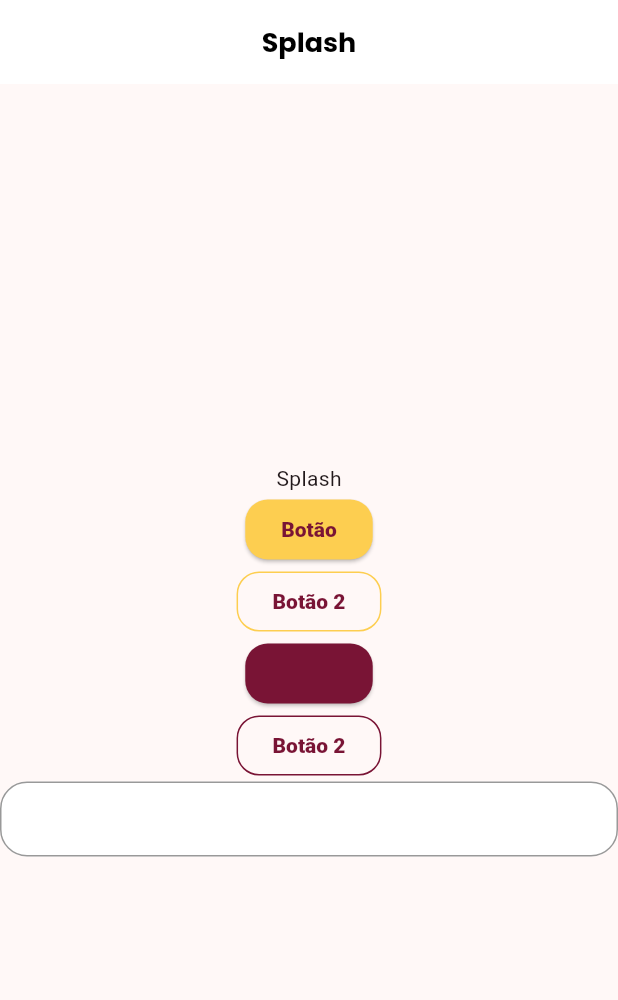
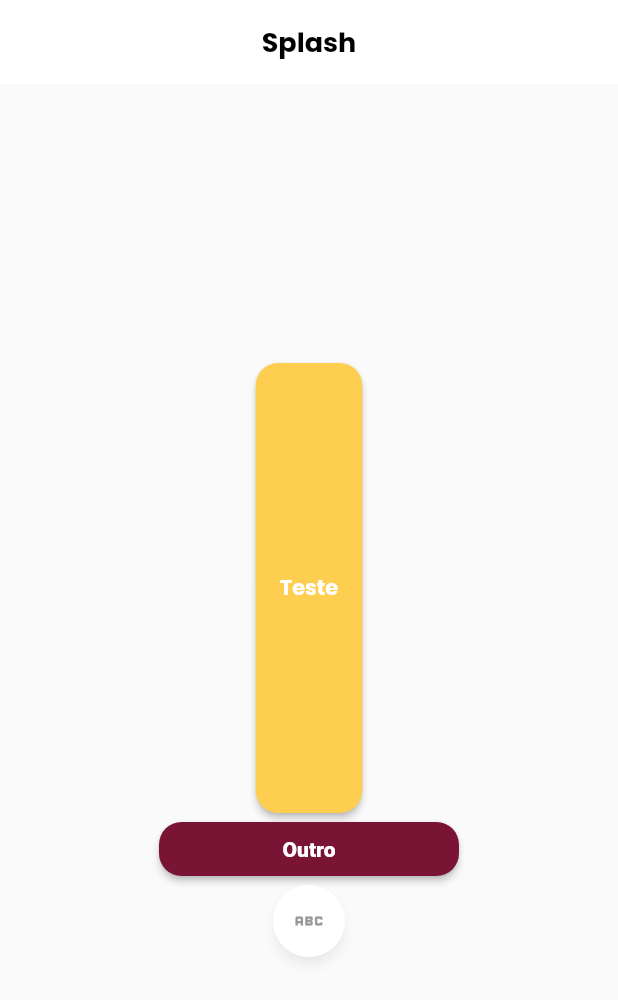
Before and after one commit to emersonmelomartins/fwc_album_flutter_dw, a Flutter app: the screen it shows after launch, on a phone screen of 412 x 824 dp. Shown: the top 1000 px of the screen. Run offline on Flutter 3.47's test engine with Material 3 defaults, Android fonts, the phone set to English and light mode, and no system bars; Roboto replaces fonts that are missing (MPlus1P).

Commit message:
custom widgets

```diff
--- a/lib/src/core/ui/theme/theme_config.dart
+++ b/lib/src/core/ui/theme/theme_config.dart
@@ -14,7 +14,7 @@ class ThemeConfig {
   );
 
   static final theme = ThemeData(
-    useMaterial3: true,
+    useMaterial3: false,
     appBarTheme: AppBarTheme(
       backgroundColor: Colors.white,
       elevation: 0,
--- /dev/null
+++ b/lib/src/core/ui/widgets/button.dart
@@ -0,0 +1,59 @@
+import 'package:flutter/material.dart';
+import 'package:fwc_album_app/src/core/ui/styles/button_styles.dart';
+import 'package:fwc_album_app/src/core/ui/styles/text_styles.dart';
+
+class Button extends StatelessWidget {
+  final ButtonStyle style;
+  final TextStyle labelStyle;
+  final String label;
+  final double? width;
+  final double? height;
+  final VoidCallback? onPressed;
+  final bool outline;
+
+  const Button({
+    super.key,
+    required this.style,
+    required this.labelStyle,
+    required this.label,
+    this.width,
+    this.height,
+    this.onPressed,
+    this.outline = false,
+  });
+
+  Button.primary({
+    super.key,
+    required this.label,
+    this.width,
+    this.height,
+    this.onPressed,
+  })  : style = ButtonStyles.instance.primaryButton,
+        labelStyle = TextStyles.instance.textSecondaryFontExtraBold,
+        outline = false;
+
+  @override
+  Widget build(BuildContext context) {
+    final labelText = Text(
+      label,
+      style: labelStyle,
+      overflow: TextOverflow.ellipsis,
+    );
+
+    return SizedBox(
+      width: width,
+      height: height,
+      child: outline
+          ? OutlinedButton(
+              style: style,
+              onPressed: onPressed,
+              child: labelText,
+            )
+          : ElevatedButton(
+              style: style,
+              onPressed: onPressed,
+              child: labelText,
+            ),
+    );
+  }
+}
--- /dev/null
+++ b/lib/src/core/ui/widgets/rounded_button.dart
@@ -0,0 +1,35 @@
+import 'package:flutter/material.dart';
+import 'package:fwc_album_app/src/core/ui/styles/colors_app.dart';
+
+class RoundedButton extends StatelessWidget {
+  final VoidCallback? onPressed;
+  final IconData icon;
+
+  const RoundedButton({
+    super.key,
+    this.onPressed,
+    required this.icon,
+  });
+
+  @override
+  Widget build(BuildContext context) {
+    return Material(
+      elevation: 3,
+      shadowColor: Colors.grey.withOpacity(0.2),
+      shape: const CircleBorder(),
+      child: DecoratedBox(
+        decoration: const BoxDecoration(
+          shape: BoxShape.circle,
+          color: Colors.white,
+        ),
+        child: IconButton(
+          onPressed: onPressed,
+          icon: Icon(
+            icon,
+            color: context.colors.greyDark,
+          ),
+        ),
+      ),
+    );
+  }
+}
--- a/lib/src/pages/splash/splash_page.dart
+++ b/lib/src/pages/splash/splash_page.dart
@@ -1,5 +1,8 @@
 import 'package:flutter/material.dart';
 import 'package:fwc_album_app/src/core/ui/styles/button_styles.dart';
+import 'package:fwc_album_app/src/core/ui/styles/text_styles.dart';
+import 'package:fwc_album_app/src/core/ui/widgets/button.dart';
+import 'package:fwc_album_app/src/core/ui/widgets/rounded_button.dart';
 
 class SplashPage extends StatelessWidget {
   const SplashPage({super.key});
@@ -15,28 +18,15 @@ class SplashPage extends StatelessWidget {
         mainAxisAlignment: MainAxisAlignment.center,
         crossAxisAlignment: CrossAxisAlignment.center,
         children: [
-          Text("Splash"),
-          ElevatedButton(
-            child: Text("Botão"),
-            style: ButtonStyles.instance.yellowButton,
+          Button(
+            style: context.buttonStyles.yellowButton,
+            labelStyle: context.textStyles.textPrimaryFontBold,
+            label: "Teste",
             onPressed: () {},
+            height: 300,
           ),
-          OutlinedButton(
-            child: Text("Botão 2"),
-            style: ButtonStyles.instance.yellowOutlineButton,
-            onPressed: () {},
-          ),
-          ElevatedButton(
-            child: Text("Botão"),
-            style: ButtonStyles.instance.primaryButton,
-            onPressed: () {},
-          ),
-          OutlinedButton(
-            child: Text("Botão 2"),
-            style: ButtonStyles.instance.primaryOutlineButton,
-            onPressed: () {},
-          ),
-          TextField(),
+          Button.primary(label: "Outro", onPressed: () {}, width: 200,),
+          RoundedButton(icon: Icons.abc, onPressed: () {},),
         ],
       )),
     );
```
